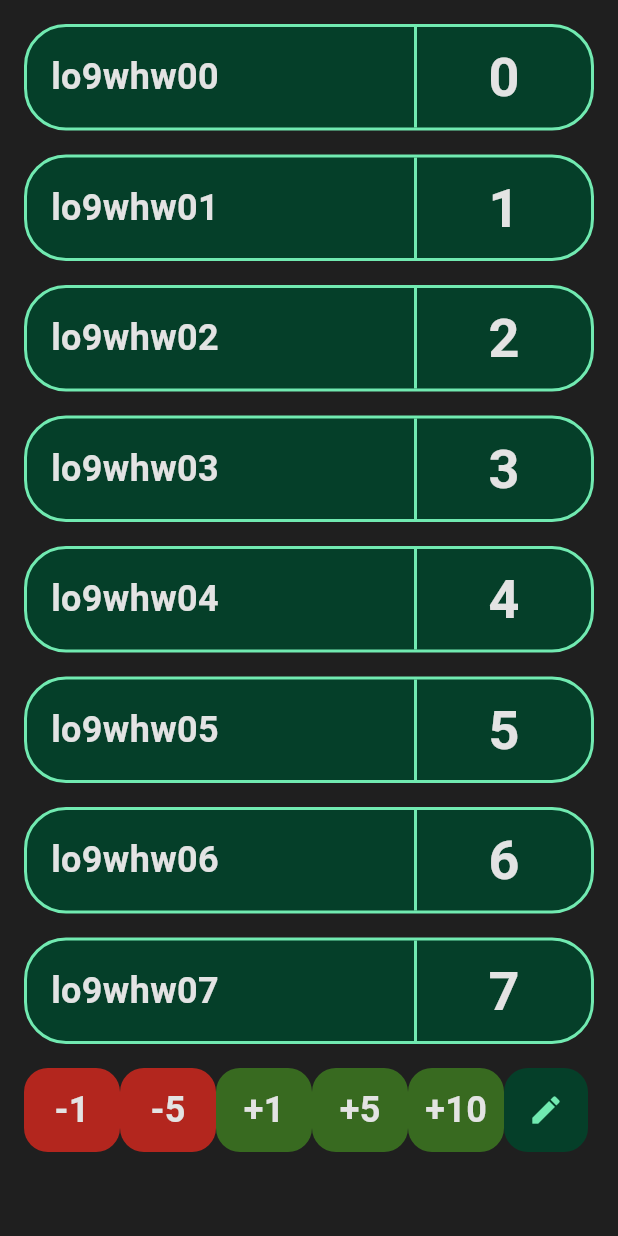
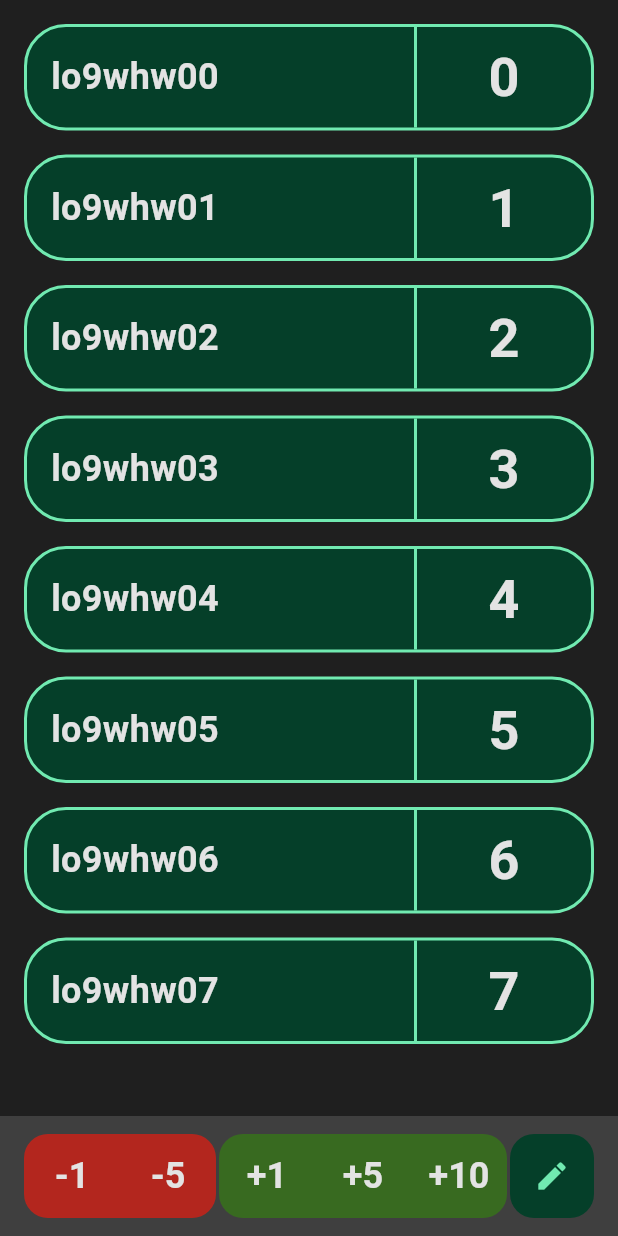
Before and after one commit to VojtaMaiwald/hobiti, a Flutter app: the screen it shows after launch, after a tap on the "edit" icon, on a phone screen of 412 x 824 dp. Run offline on Flutter 3.47's test engine with Material 2 defaults, Android fonts, the phone set to English and light mode, and no system bars; our stand-ins replace flutter_bloc.

Commit message:
Bottom buttons refactored

```diff
--- /dev/null
+++ b/lib/button_painter.dart
@@ -0,0 +1,54 @@
+import 'package:flutter/material.dart';
+import 'package:hobiti/constants.dart';
+
+class ButtonPainter extends CustomPainter {
+  final bool positive;
+  final double borderRadius;
+  final int points;
+
+  /// List of 4 values for each corner: top left, top right, bottom right, bottom left
+  final List<bool> roundedCorners;
+
+  ButtonPainter({
+    required this.positive,
+    required this.borderRadius,
+    required this.points,
+    this.roundedCorners = const [true, true, true, true],
+  });
+
+  @override
+  void paint(Canvas canvas, Size size) {
+    final paint = Paint()..color = positive ? Constants.positiveColor : Constants.negativeColor;
+
+    final path = Path();
+    path.addRRect(RRect.fromRectAndCorners(
+      Rect.fromLTWH(0, 0, size.width, size.height),
+      topLeft: roundedCorners[0] ? Radius.circular(borderRadius) : Radius.zero,
+      topRight: roundedCorners[1] ? Radius.circular(borderRadius) : Radius.zero,
+      bottomRight: roundedCorners[2] ? Radius.circular(borderRadius) : Radius.zero,
+      bottomLeft: roundedCorners[3] ? Radius.circular(borderRadius) : Radius.zero,
+    ));
+
+    canvas.drawPath(path, paint);
+
+    TextPainter textPainter = TextPainter(
+      text: TextSpan(
+        text: "${positive ? "+" : ""}$points",
+        style: const TextStyle(
+          fontSize: Constants.nameFontSize,
+          fontWeight: FontWeight.bold,
+          color: Constants.onBackgoundColor,
+        ),
+      ),
+      textDirection: TextDirection.ltr,
+    );
+
+    textPainter.layout(minWidth: 0, maxWidth: size.width);
+    textPainter.paint(canvas, Offset((size.width - textPainter.width) / 2, (size.height - textPainter.height) / 2));
+  }
+
+  @override
+  bool shouldRepaint(CustomPainter oldDelegate) {
+    return false;
+  }
+}
--- a/lib/constants.dart
+++ b/lib/constants.dart
@@ -13,6 +13,7 @@ class Constants {
   static const Color positiveColor = Color(0xFF386A20);
   static const Color negativeColor = Color(0xFFB3261E);
   static const Color whiteColor = Color(0xFFFFFFFF);
+  static const Color bottomBarColor = Color(0xFF3F3F3F);
 
   static const double mainPadding = 16;
   static const double innerPadding = 8;
@@ -27,5 +28,8 @@ class Constants {
   static const double pointsButtonHeight = 56;
   static const double pointsButtonWidth = 64;
 
+  static const double bottomBarPortraitHeight = 80;
+  static const double bottomBarLandscapeHeight = 96;
+
   static const int toggleAnimationDuration = 300;
 }
--- a/lib/main.dart
+++ b/lib/main.dart
@@ -1,5 +1,6 @@
 import 'package:flutter/material.dart';
 import 'package:flutter_bloc/flutter_bloc.dart';
+import 'package:hobiti/button_painter.dart';
 import 'package:hobiti/constants.dart';
 import 'package:hobiti/cubit/game_cubit.dart';
 import 'package:hobiti/player_card.dart';
@@ -11,50 +12,35 @@ void main() {
 class MainApp extends StatelessWidget {
   const MainApp({super.key});
 
-  Widget _getPointButton(BuildContext context, bool positive, int points) {
-    //TODO fix splash animation
-    return InkWell(
+  Widget _getPointButton(BuildContext context, bool positive, int points, List<bool> roundedCorners) {
+    return GestureDetector(
       onTap: () {
         context.read<GameCubit>().addPoints(points);
       },
-      child: Container(
+      child: SizedBox(
         width: Constants.pointsButtonWidth,
         height: Constants.pointsButtonHeight,
-        decoration: BoxDecoration(
-          shape: BoxShape.rectangle,
-          borderRadius: BorderRadius.circular(Constants.borderRadiusSecondary),
-          color: positive ? Constants.positiveColor : Constants.negativeColor,
-        ),
-        child: Center(
-          child: Text(
-            "${positive ? "+" : ""}$points",
-            style: const TextStyle(
-              fontSize: Constants.nameFontSize,
-              fontWeight: FontWeight.bold,
-              color: Constants.onBackgoundColor,
-            ),
+        child: CustomPaint(
+          painter: ButtonPainter(
+            positive: positive,
+            borderRadius: Constants.borderRadiusSecondary,
+            points: points,
+            roundedCorners: roundedCorners,
           ),
         ),
       ),
     );
   }
 
-  Widget _getPointButtons(BuildContext context) {
-    return Builder(builder: (context) {
-      return Padding(
-        padding: const EdgeInsets.only(
-          top: Constants.mainPadding,
-          left: Constants.mainPadding,
-        ),
-        child: Wrap(
-          verticalDirection: VerticalDirection.up,
-          direction: MediaQuery.of(context).orientation == Orientation.portrait ? Axis.horizontal : Axis.vertical,
-          children: [
-            _getPointButton(context, false, -1),
-            _getPointButton(context, false, -5),
-            _getPointButton(context, true, 1),
-            _getPointButton(context, true, 5),
-            _getPointButton(context, true, 10),
+  List<Widget> _getButtonsPortrait(BuildContext context) {
+    return [
+      _getPointButton(context, false, -1, [true, false, false, true]),
+      _getPointButton(context, false, -5, [false, true, true, false]),
+      Expanded(child: Container()),
+      _getPointButton(context, true, 1, [true, false, false, true]),
+      _getPointButton(context, true, 5, [false, false, false, false]),
+      _getPointButton(context, true, 10, [false, true, true, false]),
+      Expanded(child: Container()),
       FloatingActionButton(
         elevation: 0,
         backgroundColor: Constants.secondaryColor,
@@ -66,10 +52,30 @@ class MainApp extends StatelessWidget {
           color: Constants.primaryColor,
         ),
       ),
-          ],
+    ];
+  }
+
+  List<Widget> _getButtonsLandscape(BuildContext context) {
+    return [
+      FloatingActionButton(
+        elevation: 0,
+        backgroundColor: Constants.secondaryColor,
+        onPressed: () {
+          //TODO add player
+        },
+        child: const Icon(
+          Icons.edit,
+          color: Constants.primaryColor,
         ),
-      );
-    });
+      ),
+      Expanded(child: Container()),
+      _getPointButton(context, true, 10, [true, true, false, false]),
+      _getPointButton(context, true, 5, [false, false, false, false]),
+      _getPointButton(context, true, 1, [false, false, true, true]),
+      Expanded(child: Container()),
+      _getPointButton(context, false, -5, [true, true, false, false]),
+      _getPointButton(context, false, -1, [false, false, true, true]),
+    ];
   }
 
   Widget _getPlayers() {
@@ -109,16 +115,40 @@ class MainApp extends StatelessWidget {
 
   @override
   Widget build(BuildContext context) {
+    bool isPortrait = MediaQuery.of(context).orientation == Orientation.portrait;
+
     return BlocProvider(
       create: (context) => GameCubit(),
       child: MaterialApp(
         theme: _getTheme(),
         home: Scaffold(
           body: SafeArea(
-            child: Wrap(
+            child: Stack(
+              children: [
+                Wrap(
                   children: [
                     _getPlayers(),
-                _getPointButtons(context),
+                  ],
+                ),
+                Align(
+                  alignment: isPortrait ? Alignment.bottomCenter : Alignment.topRight,
+                  child: Container(
+                    height: isPortrait ? Constants.bottomBarPortraitHeight : MediaQuery.of(context).size.height,
+                    width: !isPortrait ? Constants.bottomBarLandscapeHeight : MediaQuery.of(context).size.width,
+                    color: Constants.bottomBarColor,
+                    child: Padding(
+                      padding: EdgeInsets.symmetric(
+                        horizontal: isPortrait ? Constants.mainPadding : Constants.innerPadding,
+                        vertical: isPortrait ? Constants.innerPadding : Constants.mainPadding,
+                      ),
+                      child: Builder(builder: (context) {
+                        return isPortrait
+                            ? Row(children: _getButtonsPortrait(context))
+                            : Column(children: _getButtonsLandscape(context));
+                      }),
+                    ),
+                  ),
+                ),
               ],
             ),
           ),
```
Lines whose indentation alone changed are shown as unchanged.
